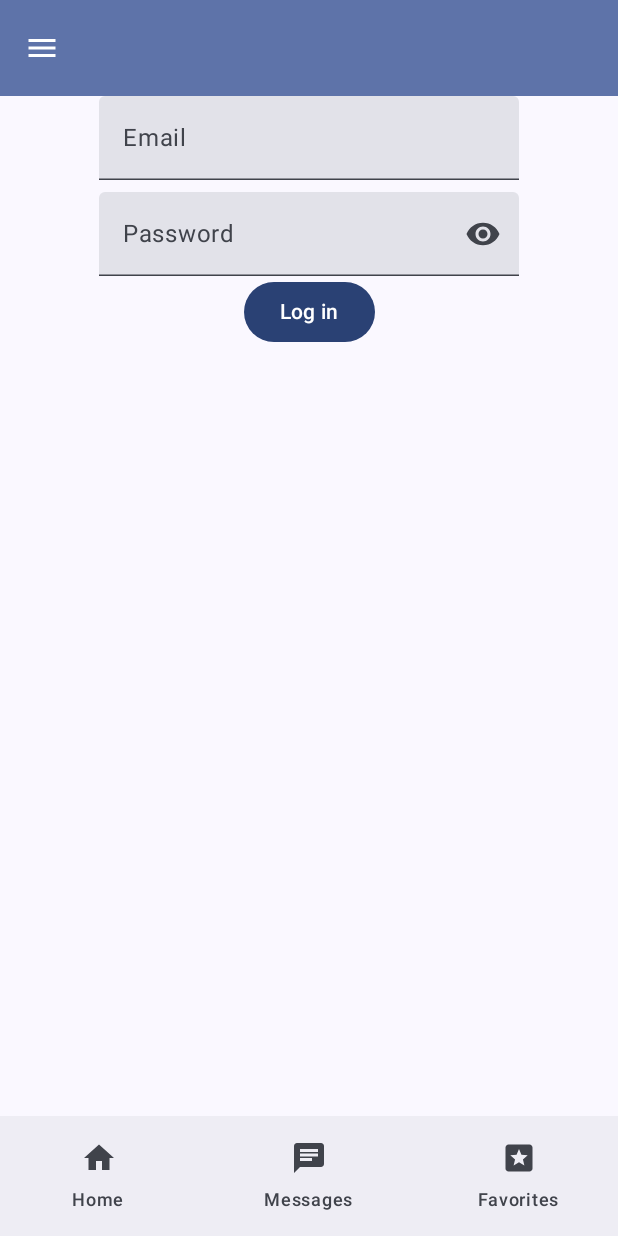
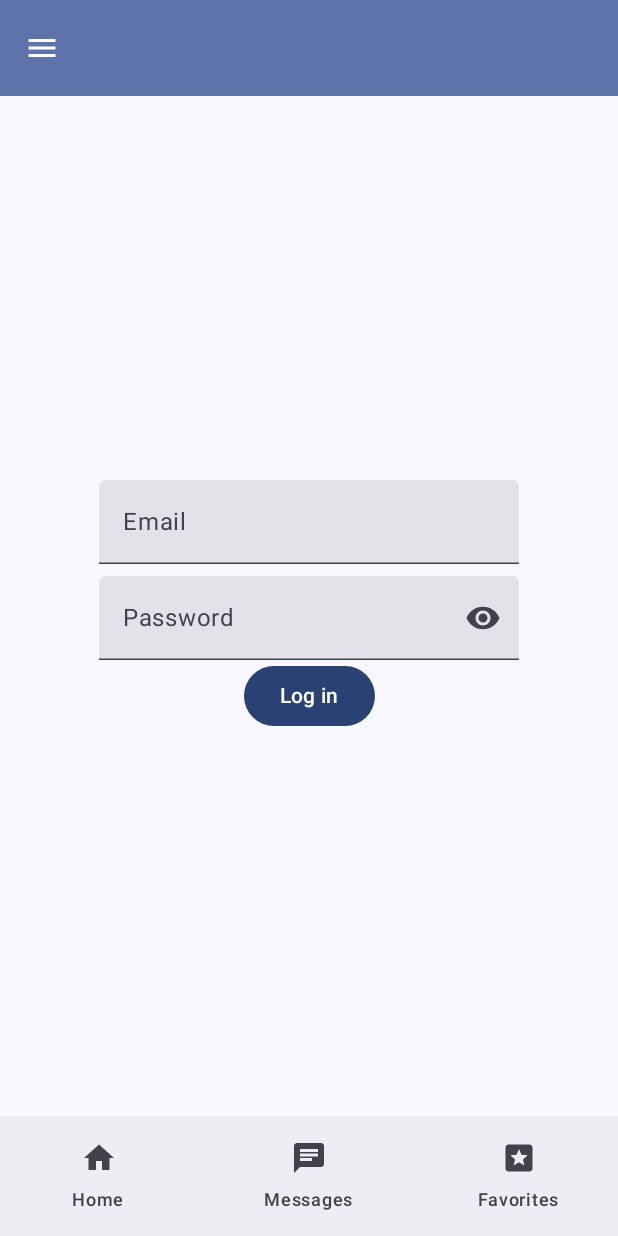
Before and after one commit to git-mad/fitness2023, an Android app built with Jetpack Compose: the screen it shows after launch (MainActivity), on a phone screen of 412 x 824 dp. Run offline under Robolectric (Android 15) with nearby library versions, the light colour scheme and no system bars; our stand-ins replace livedata-compose; 1 statement that could not run was skipped.

Commit message:
center the login fields vertically

```diff
--- a/app/src/main/java/com/example/appprototype/ui/LoginScreen.kt
+++ b/app/src/main/java/com/example/appprototype/ui/LoginScreen.kt
@@ -1,5 +1,6 @@
 package com.example.appprototype.ui
 
+import androidx.compose.foundation.layout.Box
 import androidx.compose.foundation.layout.Column
 import androidx.compose.foundation.layout.Spacer
 import androidx.compose.foundation.layout.fillMaxSize
@@ -23,7 +24,6 @@ import androidx.compose.ui.text.input.PasswordVisualTransformation
 import androidx.compose.ui.text.input.VisualTransformation
 import androidx.compose.ui.tooling.preview.Preview
 import androidx.compose.ui.unit.dp
-import androidx.constraintlayout.compose.Visibility
 import androidx.lifecycle.viewmodel.compose.viewModel
 import com.example.appprototype.viewmodels.MainViewModel
 import com.example.appprototype.viewmodels.Screen
@@ -38,7 +38,11 @@ fun LoginScreen(mainViewModel: MainViewModel = viewModel()) {
     var passwordHidden by rememberSaveable { mutableStateOf(true) }
     var text by rememberSaveable { mutableStateOf("") }
 
-    Column(modifier = Modifier.fillMaxSize(), horizontalAlignment = Alignment.CenterHorizontally) {
+    Box(
+        contentAlignment = Alignment.Center, // This centers the content within the Box
+        modifier = Modifier.fillMaxSize() // The Box will fill the entire available space
+    ) {
+        Column(horizontalAlignment = Alignment.CenterHorizontally) {
             // Username field, password field, etc.
 
             TextField(
@@ -51,7 +55,7 @@ fun LoginScreen(mainViewModel: MainViewModel = viewModel()) {
 
             TextField(
                 value = password,
-            onValueChange = {  password = it  },
+                onValueChange = { password = it },
                 label = { Text("Password") },
                 singleLine = true,
                 visualTransformation =
@@ -61,15 +65,15 @@ fun LoginScreen(mainViewModel: MainViewModel = viewModel()) {
                     IconButton(onClick = { passwordHidden = !passwordHidden }) {
                         val visibilityIcon =
                             if (passwordHidden) Icons.Filled.Visibility else Icons.Filled.VisibilityOff
-                    // Please provide localized description for accessibility services
                         val description = if (passwordHidden) "Show password" else "Hide password"
                         Icon(imageVector = visibilityIcon, contentDescription = description)
                     }
                 }
             )
 
-        Button(onClick = { mainViewModel.navigateTo(Screen.Registration) }) {
+            Button(onClick = { mainViewModel.navigateTo(Screen.Home) }) {
                 Text("Log in")
+            }
         }
     }
 }
```
Lines whose indentation alone changed are shown as unchanged.
